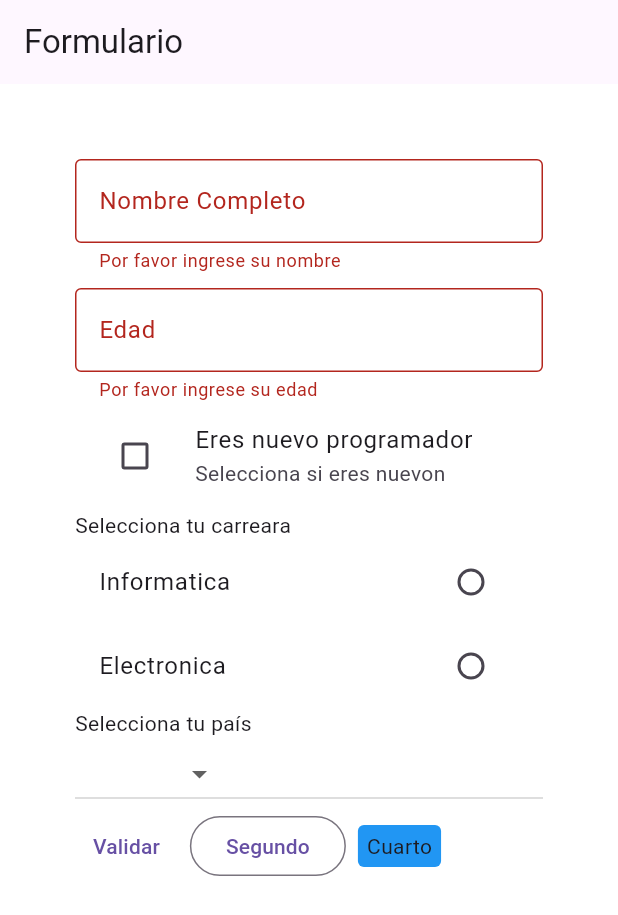
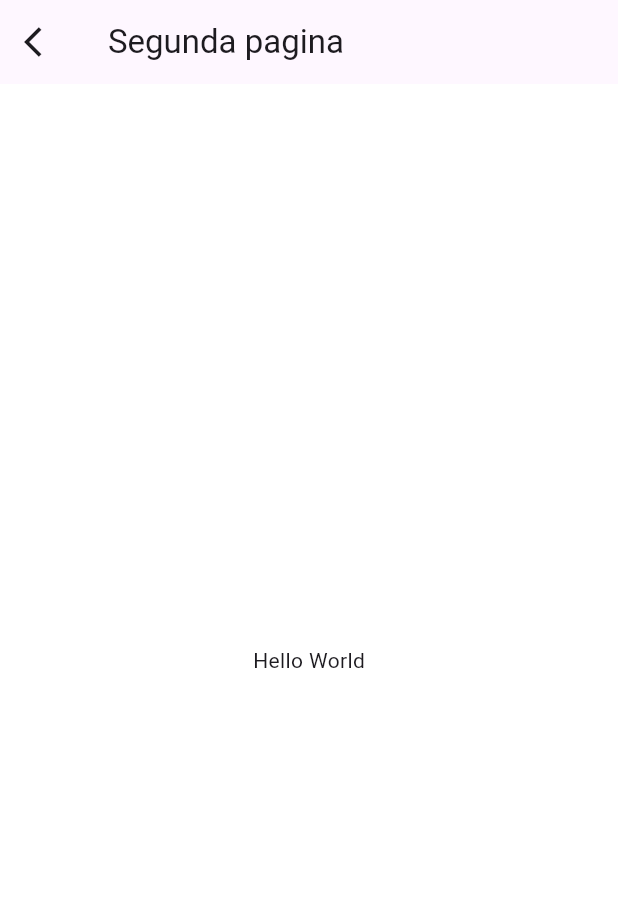
Before and after one commit to SantiagoMGS/flutter_first_app, a Flutter app: the screen it shows after launch, after a tap on "Validar", after a tap on "Segundo", on a phone screen of 412 x 824 dp. Shown: the top 915 px of the screen. Run offline on Flutter 3.47's test engine with Material 3 defaults, Android fonts, the phone set to English and light mode, and no system bars.

Commit message:
Navigator añadido

```diff
--- a/lib/main.dart
+++ b/lib/main.dart
@@ -1,5 +1,6 @@
 import 'package:flutter/material.dart';
 import 'package:flutter_first_app/ui/pages/primera_pagina.dart';
+import 'package:flutter_first_app/ui/pages/segunda_pagina.dart';
 
 const Color darkBlue = Color.fromARGB(255, 18, 32, 47);
 
@@ -18,6 +19,10 @@ class MyApp extends StatelessWidget {
         //useMaterial3: true,
       ),
       debugShowCheckedModeBanner: false,
+      routes: {
+        'primera_pagina': (context) => const FormularioPagina(),
+        'segunda_pagina': (context) => const SegundaPagina(),
+      },
       home: Scaffold(
         appBar: AppBar(
           title: const Text("Formulario"),
--- a/lib/ui/pages/primera_pagina.dart
+++ b/lib/ui/pages/primera_pagina.dart
@@ -1,4 +1,6 @@
+import 'package:flutter/foundation.dart';
 import 'package:flutter/material.dart';
+import 'package:flutter_first_app/ui/pages/segunda_pagina.dart';
 
 class FormularioPagina extends StatefulWidget {
   const FormularioPagina({super.key});
@@ -34,7 +36,7 @@ class FormularioPaginaState extends State<FormularioPagina> {
   @override
   Widget build(BuildContext context) {
     return Container(
-        padding: const EdgeInsets.all(50),
+        padding: const EdgeInsets.all(10),
         child: Form(
             key: _formKey,
             child: ListView(children: [
@@ -59,7 +61,9 @@ class FormularioPaginaState extends State<FormularioPagina> {
                       hintText: 'Ej. 25',
                       label: Text('Edad')),
                   onChanged: (valor) {
-                    print("Esta es mi edad: $valor");
+                    if (kDebugMode) {
+                      print("Esta es mi edad: $valor");
+                    }
                   },
                   validator: (valor) {
                     if (valor == null || valor.isEmpty) {
@@ -123,6 +127,16 @@ class FormularioPaginaState extends State<FormularioPagina> {
                     child: const Text("Validar"),
                     onPressed: () {
                       if (_formKey.currentState!.validate()) {
+                        if (carrera.isEmpty || pais == null) {
+                          ScaffoldMessenger.of(context)
+                              .showSnackBar(const SnackBar(
+                            content:
+                                Text("Por favor selecciona carrera y pais"),
+                            backgroundColor: Colors.red,
+                          ));
+                          return;
+                        }
+                        ;
                         print("Formulario validado");
                         ScaffoldMessenger.of(context)
                             .showSnackBar(const SnackBar(
@@ -134,9 +148,17 @@ class FormularioPaginaState extends State<FormularioPagina> {
                       }
                     }),
                 const SizedBox(width: 8),
-                OutlinedButton(child: const Text("Segundo"), onPressed: () {}),
-                // const SizedBox(width: 8),
-                // ElevatedButton(child: const Text("Tercero"), onPressed: () {}),
+                OutlinedButton(
+                    child: const Text("Segundo"),
+                    onPressed: () {
+                      // Navigator.push(
+                      //     context,
+                      //     MaterialPageRoute(
+                      //         builder: (context) => const SegundaPagina()));
+                      Navigator.pushNamed(context, 'segunda_pagina');
+                    }),
+                const SizedBox(width: 8),
+                ElevatedButton(child: const Text("Tercero"), onPressed: () {}),
                 const SizedBox(width: 8),
                 GestureDetector(
                     child: Container(
--- a/lib/ui/pages/segunda_pagina.dart
+++ b/lib/ui/pages/segunda_pagina.dart
@@ -0,0 +1,27 @@
+import 'package:flutter/material.dart';
+
+class SegundaPagina extends StatefulWidget {
+  const SegundaPagina({super.key});
+
+  @override
+  State<SegundaPagina> createState() => _SegundaPaginaState();
+}
+
+class _SegundaPaginaState extends State<SegundaPagina> {
+  @override
+  Widget build(BuildContext context) {
+    return Scaffold(
+      appBar: AppBar(
+          title: const Text('Segunda pagina'),
+          leading: IconButton(
+              icon: const Icon(Icons.arrow_back_ios),
+              onPressed: () {
+                Navigator.pop(context);
+              })),
+      //onPressed: () => Navigator.of(context).pop(context))), otra forma de hacerlo
+      body: const Center(
+        child: Text('Hello World'),
+      ),
+    );
+  }
+}
```
